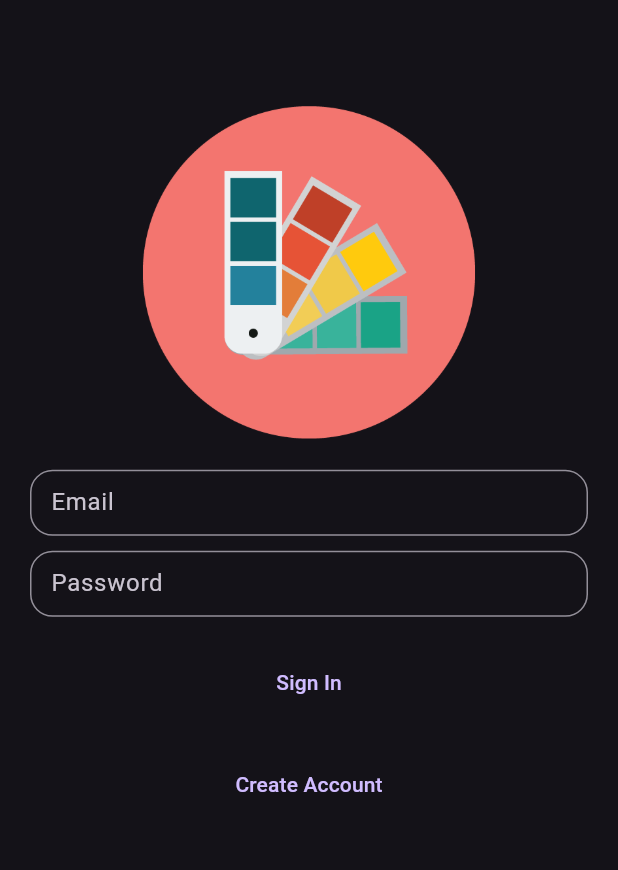
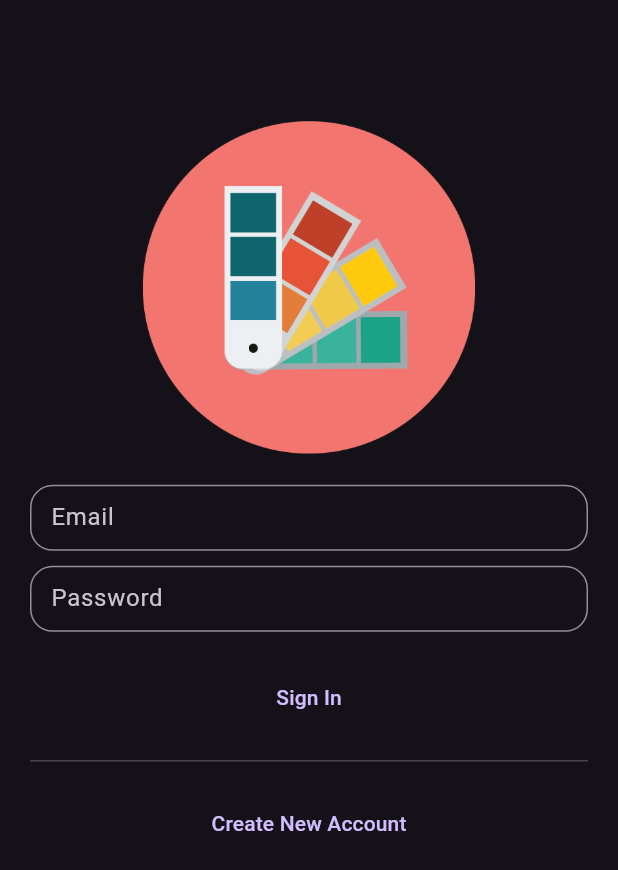
Before and after one commit to nader1414518/FlutterToDoApp, a Flutter app: the screen it shows after launch, on a phone screen of 412 x 824 dp. Shown: the top 870 px of the screen. Run offline on Flutter 3.47's test engine with Material 3 defaults, Android fonts, the light colour scheme and no system bars; our stand-ins replace awesome_notifications, flutter_dotenv, permission_handler, shared_preferences, supabase_flutter; accounts and stored records are empty.

Commit message:
Login & Create Account Screens

```diff
--- a/lib/screens/create_account_screen.dart
+++ b/lib/screens/create_account_screen.dart
@@ -27,15 +27,15 @@ class CreateAccountScreenState extends State<CreateAccountScreen> {
   Widget build(BuildContext context) {
     return Scaffold(
       body: ListView(
-        shrinkWrap: true,
-        physics: const ClampingScrollPhysics(),
         padding: const EdgeInsets.symmetric(
           vertical: 20,
           horizontal: 20,
         ),
+        shrinkWrap: true,
+        physics: const ClampingScrollPhysics(),
         children: [
           const SizedBox(
-            height: 50,
+            height: 60,
           ),
           Container(
             width: (MediaQuery.sizeOf(context).width - 40) * 0.6,
@@ -117,7 +117,9 @@ class CreateAccountScreenState extends State<CreateAccountScreen> {
             children: [
               TextButton(
                 onPressed: () {},
-                child: const Text("Sign Up"),
+                child: const Text(
+                  "Sign Up",
+                ),
               ),
             ],
           ),
--- a/lib/screens/login_screen.dart
+++ b/lib/screens/login_screen.dart
@@ -27,15 +27,15 @@ class LoginScreenState extends State<LoginScreen> {
   Widget build(BuildContext context) {
     return Scaffold(
       body: ListView(
-        shrinkWrap: true,
-        physics: const ClampingScrollPhysics(),
         padding: const EdgeInsets.symmetric(
           vertical: 20,
           horizontal: 20,
         ),
+        shrinkWrap: true,
+        physics: const ClampingScrollPhysics(),
         children: [
           const SizedBox(
-            height: 50,
+            height: 60,
           ),
           Container(
             width: (MediaQuery.sizeOf(context).width - 40) * 0.6,
@@ -97,27 +97,32 @@ class LoginScreenState extends State<LoginScreen> {
             children: [
               TextButton(
                 onPressed: () {},
-                child: const Text("Sign In"),
+                child: const Text(
+                  "Sign In",
+                ),
               ),
             ],
           ),
           const SizedBox(
-            height: 20,
+            height: 10,
+          ),
+          const Divider(),
+          const SizedBox(
+            height: 10,
           ),
           Row(
             mainAxisAlignment: MainAxisAlignment.center,
             children: [
               TextButton(
                 onPressed: () {
-                  Navigator.of(context).push(
-                    MaterialPageRoute(
-                      builder: (context) {
-                        return CreateAccountScreen();
-                      },
-                    ),
-                  );
+                  Navigator.of(context)
+                      .push(MaterialPageRoute(builder: (context) {
+                    return CreateAccountScreen();
+                  }));
                 },
-                child: const Text("Create Account"),
+                child: const Text(
+                  "Create New Account",
+                ),
               ),
             ],
           ),
```
